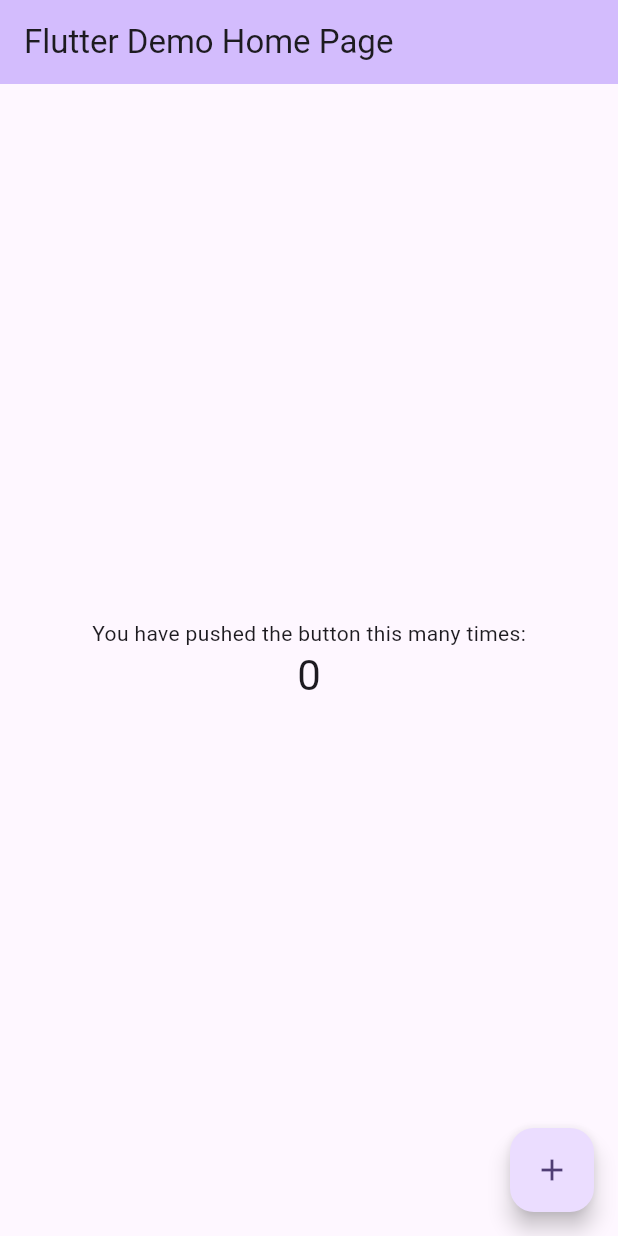
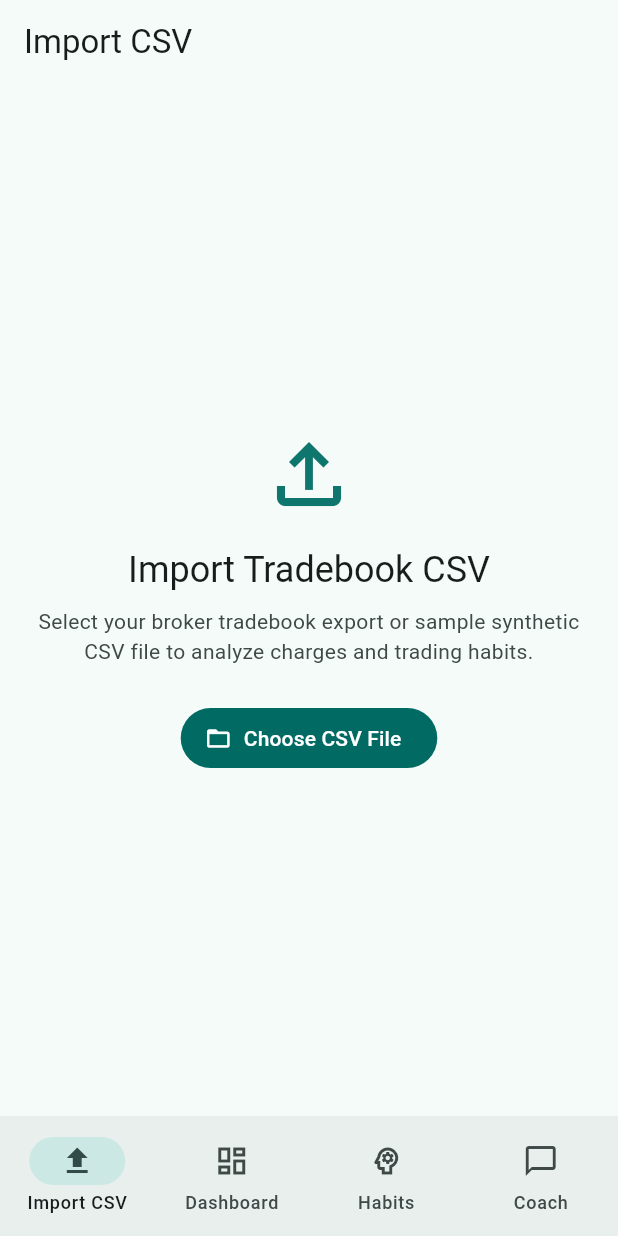
Before and after one commit to Pundrikaksha/trademirror, a Flutter app: the screen it shows after launch, on a phone screen of 412 x 824 dp. Run offline on Flutter 3.47's test engine with Material 3 defaults, Android fonts, the phone set to English and light mode, and no system bars; our stand-ins replace go_router.

Commit message:
feat: routing, theme and placeholder screens

```diff
--- /dev/null
+++ b/app/lib/app/router.dart
@@ -0,0 +1,101 @@
+import 'package:flutter/material.dart';
+import 'package:go_router/go_router.dart';
+import 'package:trademirror/features/coach/coach_screen.dart';
+import 'package:trademirror/features/dashboard/dashboard_screen.dart';
+import 'package:trademirror/features/habits/habits_screen.dart';
+import 'package:trademirror/features/import/import_screen.dart';
+
+final GlobalKey<NavigatorState> _rootNavigatorKey = GlobalKey<NavigatorState>();
+
+final GoRouter appRouter = GoRouter(
+  navigatorKey: _rootNavigatorKey,
+  initialLocation: '/import',
+  routes: [
+    StatefulShellRoute.indexedStack(
+      builder: (context, state, navigationShell) {
+        return ScaffoldWithNavBar(navigationShell: navigationShell);
+      },
+      branches: [
+        StatefulShellBranch(
+          routes: [
+            GoRoute(
+              path: '/import',
+              builder: (context, state) => const ImportScreen(),
+            ),
+          ],
+        ),
+        StatefulShellBranch(
+          routes: [
+            GoRoute(
+              path: '/dashboard',
+              builder: (context, state) => const DashboardScreen(),
+            ),
+          ],
+        ),
+        StatefulShellBranch(
+          routes: [
+            GoRoute(
+              path: '/habits',
+              builder: (context, state) => const HabitsScreen(),
+            ),
+          ],
+        ),
+        StatefulShellBranch(
+          routes: [
+            GoRoute(
+              path: '/coach',
+              builder: (context, state) => const CoachScreen(),
+            ),
+          ],
+        ),
+      ],
+    ),
+  ],
+);
+
+class ScaffoldWithNavBar extends StatelessWidget {
+  const ScaffoldWithNavBar({
+    required this.navigationShell,
+    super.key,
+  });
+
+  final StatefulNavigationShell navigationShell;
+
+  @override
+  Widget build(BuildContext context) {
+    return Scaffold(
+      body: navigationShell,
+      bottomNavigationBar: NavigationBar(
+        selectedIndex: navigationShell.currentIndex,
+        onDestinationSelected: (int index) {
+          navigationShell.goBranch(
+            index,
+            initialLocation: index == navigationShell.currentIndex,
+          );
+        },
+        destinations: const [
+          NavigationDestination(
+            icon: Icon(Icons.file_upload_outlined),
+            selectedIcon: Icon(Icons.file_upload),
+            label: 'Import CSV',
+          ),
+          NavigationDestination(
+            icon: Icon(Icons.dashboard_outlined),
+            selectedIcon: Icon(Icons.dashboard),
+            label: 'Dashboard',
+          ),
+          NavigationDestination(
+            icon: Icon(Icons.psychology_outlined),
+            selectedIcon: Icon(Icons.psychology),
+            label: 'Habits',
+          ),
+          NavigationDestination(
+            icon: Icon(Icons.chat_bubble_outline),
+            selectedIcon: Icon(Icons.chat_bubble),
+            label: 'Coach',
+          ),
+        ],
+      ),
+    );
+  }
+}
--- /dev/null
+++ b/app/lib/app/theme.dart
@@ -0,0 +1,33 @@
+import 'package:flutter/material.dart';
+
+class AppTheme {
+  AppTheme._();
+
+  static ThemeData get lightTheme {
+    return ThemeData(
+      useMaterial3: true,
+      colorScheme: ColorScheme.fromSeed(
+        seedColor: const Color(0xFF0F766E),
+        brightness: Brightness.light,
+      ),
+      cardTheme: const CardThemeData(
+        elevation: 1,
+        margin: EdgeInsets.symmetric(horizontal: 16, vertical: 8),
+      ),
+    );
+  }
+
+  static ThemeData get darkTheme {
+    return ThemeData(
+      useMaterial3: true,
+      colorScheme: ColorScheme.fromSeed(
+        seedColor: const Color(0xFF0F766E),
+        brightness: Brightness.dark,
+      ),
+      cardTheme: const CardThemeData(
+        elevation: 1,
+        margin: EdgeInsets.symmetric(horizontal: 16, vertical: 8),
+      ),
+    );
+  }
+}
--- /dev/null
+++ b/app/lib/features/import/import_screen.dart
@@ -0,0 +1,48 @@
+import 'package:flutter/material.dart';
+
+class ImportScreen extends StatelessWidget {
+  const ImportScreen({super.key});
+
+  @override
+  Widget build(BuildContext context) {
+    return Scaffold(
+      appBar: AppBar(
+        title: const Text('Import CSV'),
+      ),
+      body: Center(
+        child: Padding(
+          padding: const EdgeInsets.all(24.0),
+          child: Column(
+            mainAxisAlignment: MainAxisAlignment.center,
+            children: [
+              const Icon(
+                Icons.file_upload_outlined,
+                size: 64,
+                color: Color(0xFF0F766E),
+              ),
+              const SizedBox(height: 16),
+              Text(
+                'Import Tradebook CSV',
+                style: Theme.of(context).textTheme.headlineSmall,
+              ),
+              const SizedBox(height: 8),
+              Text(
+                'Select your broker tradebook export or sample synthetic CSV file to analyze charges and trading habits.',
+                textAlign: TextAlign.center,
+                style: Theme.of(context).textTheme.bodyMedium?.copyWith(
+                      color: Theme.of(context).colorScheme.onSurfaceVariant,
+                    ),
+              ),
+              const SizedBox(height: 24),
+              FilledButton.icon(
+                onPressed: () {},
+                icon: const Icon(Icons.folder_open),
+                label: const Text('Choose CSV File'),
+              ),
+            ],
+          ),
+        ),
+      ),
+    );
+  }
+}
--- a/app/lib/main.dart
+++ b/app/lib/main.dart
@@ -1,122 +1,21 @@
 import 'package:flutter/material.dart';
+import 'package:trademirror/app/router.dart';
+import 'package:trademirror/app/theme.dart';
 
 void main() {
-  runApp(const MyApp());
+  runApp(const TradeMirrorApp());
 }
 
-class MyApp extends StatelessWidget {
-  const MyApp({super.key});
+class TradeMirrorApp extends StatelessWidget {
+  const TradeMirrorApp({super.key});
 
-  // This widget is the root of your application.
   @override
   Widget build(BuildContext context) {
-    return MaterialApp(
-      title: 'Flutter Demo',
-      theme: ThemeData(
-        // This is the theme of your application.
-        //
-        // TRY THIS: Try running your application with "flutter run". You'll see
-        // the application has a purple toolbar. Then, without quitting the app,
-        // try changing the seedColor in the colorScheme below to Colors.green
-        // and then invoke "hot reload" (save your changes or press the "hot
-        // reload" button in a Flutter-supported IDE, or press "r" if you used
-        // the command line to start the app).
-        //
-        // Notice that the counter didn't reset back to zero; the application
-        // state is not lost during the reload. To reset the state, use hot
-        // restart instead.
-        //
-        // This works for code too, not just values: Most code changes can be
-        // tested with just a hot reload.
-        colorScheme: ColorScheme.fromSeed(seedColor: Colors.deepPurple),
-      ),
-      home: const MyHomePage(title: 'Flutter Demo Home Page'),
+    return MaterialApp.router(
+      title: 'TradeMirror',
+      theme: AppTheme.lightTheme,
+      darkTheme: AppTheme.darkTheme,
+      routerConfig: appRouter,
     );
   }
 }
-
-class MyHomePage extends StatefulWidget {
-  const MyHomePage({super.key, required this.title});
-
-  // This widget is the home page of your application. It is stateful, meaning
-  // that it has a State object (defined below) that contains fields that affect
-  // how it looks.
-
-  // This class is the configuration for the state. It holds the values (in this
-  // case the title) provided by the parent (in this case the App widget) and
-  // used by the build method of the State. Fields in a Widget subclass are
-  // always marked "final".
-
-  final String title;
-
-  @override
-  State<MyHomePage> createState() => _MyHomePageState();
-}
-
-class _MyHomePageState extends State<MyHomePage> {
-  int _counter = 0;
-
-  void _incrementCounter() {
-    setState(() {
-      // This call to setState tells the Flutter framework that something has
-      // changed in this State, which causes it to rerun the build method below
-      // so that the display can reflect the updated values. If we changed
-      // _counter without calling setState(), then the build method would not be
-      // called again, and so nothing would appear to happen.
-      _counter++;
-    });
-  }
-
-  @override
-  Widget build(BuildContext context) {
-    // This method is rerun every time setState is called, for instance as done
-    // by the _incrementCounter method above.
-    //
-    // The Flutter framework has been optimized to make rerunning build methods
-    // fast, so that you can just rebuild anything that needs updating rather
-    // than having to individually change instances of widgets.
-    return Scaffold(
-      appBar: AppBar(
-        // TRY THIS: Try changing the color here to a specific color (to
-        // Colors.amber, perhaps?) and trigger a hot reload to see the AppBar
-        // change color while the other colors stay the same.
-        backgroundColor: Theme.of(context).colorScheme.inversePrimary,
-        // Here we take the value from the MyHomePage object that was created by
-        // the App.build method, and use it to set our appbar title.
-        title: Text(widget.title),
-      ),
-      body: Center(
-        // Center is a layout widget. It takes a single child and positions it
-        // in the middle of the parent.
-        child: Column(
-          // Column is also a layout widget. It takes a list of children and
-          // arranges them vertically. By default, it sizes itself to fit its
-          // children horizontally, and tries to be as tall as its parent.
-          //
-          // Column has various properties to control how it sizes itself and
-          // how it positions its children. Here we use mainAxisAlignment to
-          // center the children vertically; the main axis here is the vertical
-          // axis because Columns are vertical (the cross axis would be
-          // horizontal).
-          //
-          // TRY THIS: Invoke "debug painting" (choose the "Toggle Debug Paint"
-          // action in the IDE, or press "p" in the console), to see the
-          // wireframe for each widget.
-          mainAxisAlignment: MainAxisAlignment.center,
-          children: <Widget>[
-            const Text('You have pushed the button this many times:'),
-            Text(
-              '$_counter',
-              style: Theme.of(context).textTheme.headlineMedium,
-            ),
-          ],
-        ),
-      ),
-      floatingActionButton: FloatingActionButton(
-        onPressed: _incrementCounter,
-        tooltip: 'Increment',
-        child: const Icon(Icons.add),
-      ), // This trailing comma makes auto-formatting nicer for build methods.
-    );
-  }
-}
--- a/app/pubspec.yaml
+++ b/app/pubspec.yaml
@@ -34,6 +34,7 @@ dependencies:
   # The following adds the Cupertino Icons font to your application.
   # Use with the CupertinoIcons class for iOS style icons.
   cupertino_icons: ^1.0.8
+  go_router: ^17.2.3
 
 dev_dependencies:
   flutter_test:
```
Also changed, not shown: app/lib/features/coach/coach_screen.dart (added, +58 -0 lines), app/lib/features/dashboard/dashboard_screen.dart (added, +142 -0 lines), app/lib/features/habits/habits_screen.dart (added, +58 -0 lines), app/pubspec.lock.
